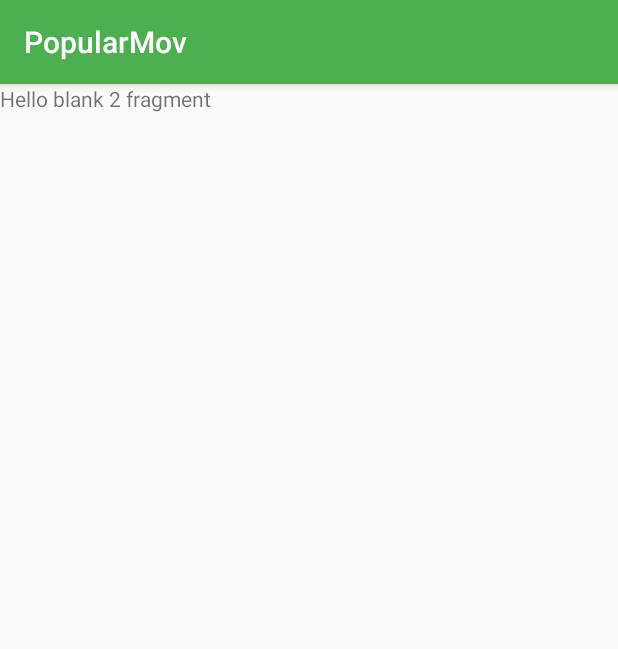
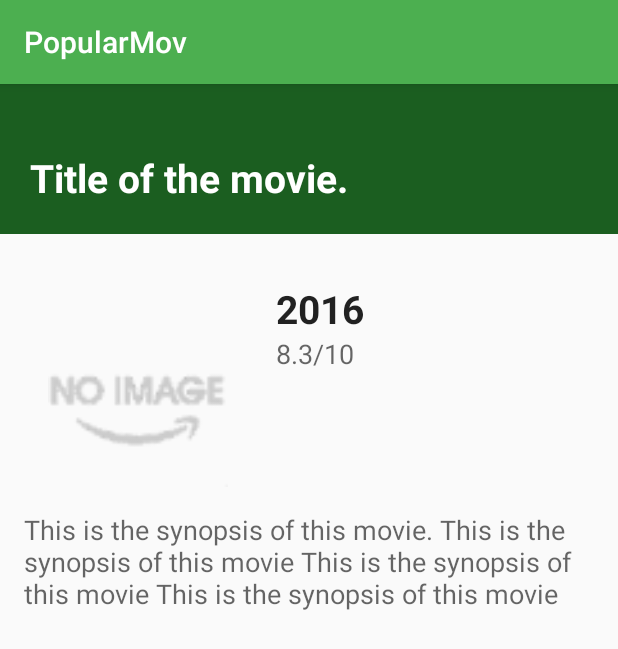
Before and after one commit to demisvero4ever/android-movie, an Android app: the MovieDetailsFragment screen opened directly, with no data from a screen before it, on a phone screen of 412 x 824 dp. Shown: the top 649 px of the screen. Run offline under Robolectric (Android 15) with nearby library versions, the phone set to English and light mode, and no system bars.

Commit message:
Added movie detail layout.

```diff
--- a/app/src/main/res/layout/fragment_movie_details.xml
+++ b/app/src/main/res/layout/fragment_movie_details.xml
@@ -1,13 +1,80 @@
-<FrameLayout xmlns:android="http://schemas.android.com/apk/res/android"
-    xmlns:tools="http://schemas.android.com/tools"
+<ScrollView xmlns:android="http://schemas.android.com/apk/res/android"
     android:layout_width="match_parent"
-    android:layout_height="match_parent"
-    tools:context=".movie.movielist.MovieListFragment">
+    android:layout_height="match_parent">
 
-    <!-- TODO: Update blank fragment layout -->
-    <TextView
+    <GridLayout
+        xmlns:tools="http://schemas.android.com/tools"
         android:layout_width="match_parent"
-        android:layout_height="match_parent"
-        android:text="@string/hello_blank_fragment2" />
+        android:layout_height="wrap_content"
+        android:columnCount="2"
+        tools:context=".movie.movielist.MovieListFragment">
 
-</FrameLayout>
+        <FrameLayout
+            android:id="@+id/frameLayout"
+            android:layout_width="match_parent"
+            android:layout_height="@dimen/main_title_frame_height"
+            android:layout_columnSpan="2"
+            android:background="@color/colorPrimaryDark"
+            android:padding="@dimen/main_title_frame_padding">
+
+            <TextView
+                android:id="@+id/tv_movie_title"
+                android:layout_width="wrap_content"
+                android:layout_height="wrap_content"
+                android:layout_gravity="bottom"
+                android:text="Title of the movie."
+                android:textAppearance="?android:attr/textAppearanceLarge"
+                android:textColor="@color/white"
+                android:textSize="@dimen/main_title_font_size"
+                android:textStyle="bold" />
+
+        </FrameLayout>
+
+        <ImageView
+            android:id="@+id/iv_movie_poster"
+            android:layout_width="@dimen/movie_thumb_with"
+            android:layout_height="wrap_content"
+            android:layout_marginLeft="@dimen/margin_double"
+            android:layout_marginTop="@dimen/margin_double"
+            android:adjustViewBounds="true"
+            android:contentDescription="@string/movie_poster_description"
+            android:scaleType="fitCenter"
+            android:src="@drawable/ic_no_poster_available" />
+
+        <LinearLayout
+            android:layout_width="wrap_content"
+            android:layout_height="wrap_content"
+            android:layout_marginTop="@dimen/margin_double"
+            android:orientation="vertical">
+
+            <TextView
+                android:id="@+id/tv_movie_release_date"
+                android:layout_width="wrap_content"
+                android:layout_height="wrap_content"
+                android:layout_marginLeft="@dimen/margin_double"
+                android:text="2016"
+                android:textAppearance="?android:attr/textAppearanceLarge"
+                android:textSize="@dimen/main_title_font_size"
+                android:textStyle="bold" />
+
+            <TextView
+                android:id="@+id/tv_vote_avg"
+                android:layout_width="wrap_content"
+                android:layout_height="wrap_content"
+                android:layout_marginLeft="@dimen/margin_double"
+                android:text="8.3/10"
+                android:textAppearance="?android:attr/textAppearanceMedium" />
+
+        </LinearLayout>
+
+        <TextView
+            android:id="@+id/tv_movie_synopsis"
+            android:layout_width="wrap_content"
+            android:layout_height="wrap_content"
+            android:layout_columnSpan="2"
+            android:layout_margin="@dimen/margin_default"
+            android:text="This is the synopsis of this movie. This is the synopsis of this movie This is the synopsis of this movie This is the synopsis of this movie"
+            android:textAppearance="?android:attr/textAppearanceMedium" />
+
+    </GridLayout>
+</ScrollView>
--- a/app/src/main/res/values-sw600dp-port/dimens.xml
+++ b/app/src/main/res/values-sw600dp-port/dimens.xml
@@ -1,6 +1,6 @@
 <resources>
     <!-- Default screen margins, per the Android Design guidelines. -->
 
-    <dimen name="main_title_frame_height">200dp</dimen>
-
+    <dimen name="main_title_frame_height">180dp</dimen>
+    <dimen name="movie_thumb_with">200dp</dimen>
 </resources>
--- a/app/src/main/res/values-sw600dp/dimens.xml
+++ b/app/src/main/res/values-sw600dp/dimens.xml
@@ -1,8 +1,14 @@
 <resources>
     <!-- Default screen margins, per the Android Design guidelines. -->
-    <dimen name="activity_horizontal_margin">16dp</dimen>
-    <dimen name="activity_vertical_margin">16dp</dimen>
 
-    <dimen name="main_title_frame_height">100dp</dimen>
+    <dimen name="main_title_frame_height">150dp</dimen>
+    <dimen name="main_title_font_size">35sp</dimen>
+
+    <dimen name="movie_thumb_with">140dp</dimen>
+
+    <dimen name="margin_double">64dp</dimen>
+    <dimen name="margin_default">32dp</dimen>
+    <dimen name="margin_half">16dp</dimen>
+    <dimen name="margin_quarter">8dp</dimen>
 
 </resources>
--- a/app/src/main/res/values/colors.xml
+++ b/app/src/main/res/values/colors.xml
@@ -1,9 +1,10 @@
 <?xml version="1.0" encoding="utf-8"?>
 <resources>
     <color name="colorPrimary">#4CAF50</color>
-    <color name="colorPrimaryDark">#1B5E20</color>
+    <color name="colorPrimaryDark">#1b5e20</color>
     <color name="colorPrimaryLight">#A5D6A7</color>
     <color name="colorAccent">#FF9100</color>
 
     <color name="red">#ba3838</color>
+    <color name="white">#ffffff</color>
 </resources>
--- a/app/src/main/res/values/dimens.xml
+++ b/app/src/main/res/values/dimens.xml
@@ -2,4 +2,16 @@
     <!-- Default screen margins, per the Android Design guidelines. -->
     <dimen name="activity_horizontal_margin">16dp</dimen>
     <dimen name="activity_vertical_margin">16dp</dimen>
+
+    <dimen name="main_title_frame_height">100dp</dimen>
+    <dimen name="main_title_frame_padding">20dp</dimen>
+
+    <dimen name="main_title_font_size">26sp</dimen>
+
+    <dimen name="movie_thumb_with">120dp</dimen>
+
+    <dimen name="margin_double">32dp</dimen>
+    <dimen name="margin_default">16dp</dimen>
+    <dimen name="margin_half">8dp</dimen>
+    <dimen name="margin_quarter">4dp</dimen>
 </resources>
--- a/app/src/main/res/values/strings.xml
+++ b/app/src/main/res/values/strings.xml
@@ -1,9 +1,9 @@
 <resources>
     <string name="app_name">PopularMov</string>
-    <string name="hello_blank_fragment">Hello blank fragment</string>
-    <string name="hello_blank_fragment2">Hello blank 2 fragment</string>
+
     <string name="sync_data_failed">Sync data failed.</string>
     <string name="op_refresh_list_label">Refresh</string>
     <string name="op_sort_by_popularity_label">Most Popular</string>
-    <string name="op_sort_by_vote_avg_label">Best Rated</string>
+    <string name="op_sort_by_vote_avg_label">Highest Rated</string>
+    <string name="movie_poster_description">movie poster</string>
 </resources>
```
